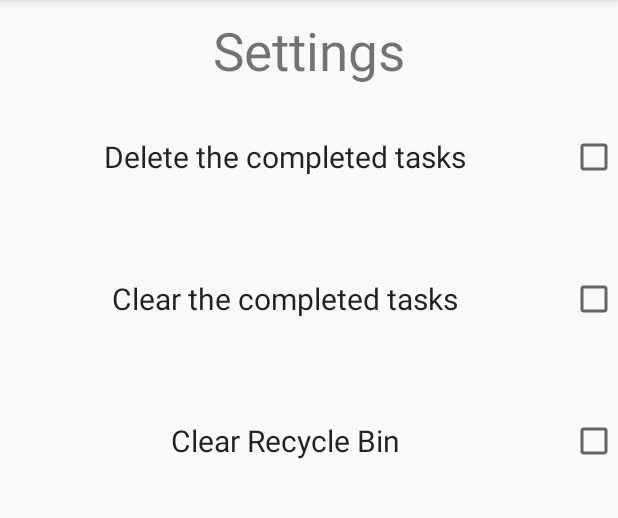
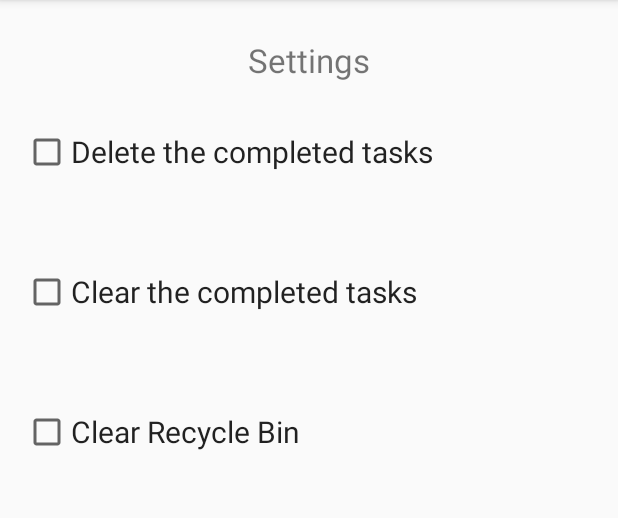
Before and after one commit to antonybritto/Todo-APP, an Android app: the fragment SettingsFragment shown on its own in the app's theme, on a phone screen of 412 x 824 dp, the part 84-602 px from its top. Run offline under Robolectric (Android 15) with nearby library versions, the phone set to English and light mode, and no system bars.

```diff
--- a/app/src/main/res/layout/settings.xml
+++ b/app/src/main/res/layout/settings.xml
@@ -2,6 +2,7 @@
 <LinearLayout xmlns:android="http://schemas.android.com/apk/res/android"
     android:orientation="vertical" android:layout_width="match_parent"
     android:layout_height="match_parent"
+    android:layout_margin="15dp"
     android:weightSum="1">
 
     <TextView
@@ -9,10 +10,8 @@
         android:layout_height="wrap_content"
         android:text="Settings"
         android:textAlignment="center"
-        android:textSize="35dp"
-        android:layout_marginTop="10dp"
-
-        />
+        android:textSize="22dp"
+        android:layout_marginTop="10dp"/>
 
     <CheckedTextView
         android:layout_width="match_parent"
@@ -20,10 +19,9 @@
         android:text="Delete the completed tasks"
         android:id="@+id/deleteCompletedTasks"
         android:textSize="20dp"
-        android:checkMark="?android:attr/listChoiceIndicatorMultiple"
+        android:drawableLeft="?android:attr/listChoiceIndicatorMultiple"
         android:clickable="true"
         android:gravity="center"
-        android:textAlignment="center"
         android:layout_weight="0.08" />
 
     <CheckedTextView
@@ -31,10 +29,9 @@
         android:layout_height="50dp"
         android:text="Clear the completed tasks"
         android:textSize="20dp"
-        android:checkMark="?android:attr/listChoiceIndicatorMultiple"
+        android:drawableLeft="?android:attr/listChoiceIndicatorMultiple"
         android:clickable="true"
         android:gravity="center"
-        android:textAlignment="center"
         android:id="@+id/clearCompletedTasks"
         android:layout_weight="0.08" />
 
@@ -44,10 +41,9 @@
         android:textSize="20dp"
         android:text="Clear Recycle Bin"
         android:id="@+id/clearRecycleBin"
-        android:checkMark="?android:attr/listChoiceIndicatorMultiple"
+        android:drawableLeft="?android:attr/listChoiceIndicatorMultiple"
         android:clickable="true"
         android:gravity="center"
-        android:textAlignment="center"
         android:layout_weight="0.08" />
 
 </LinearLayout>
```
